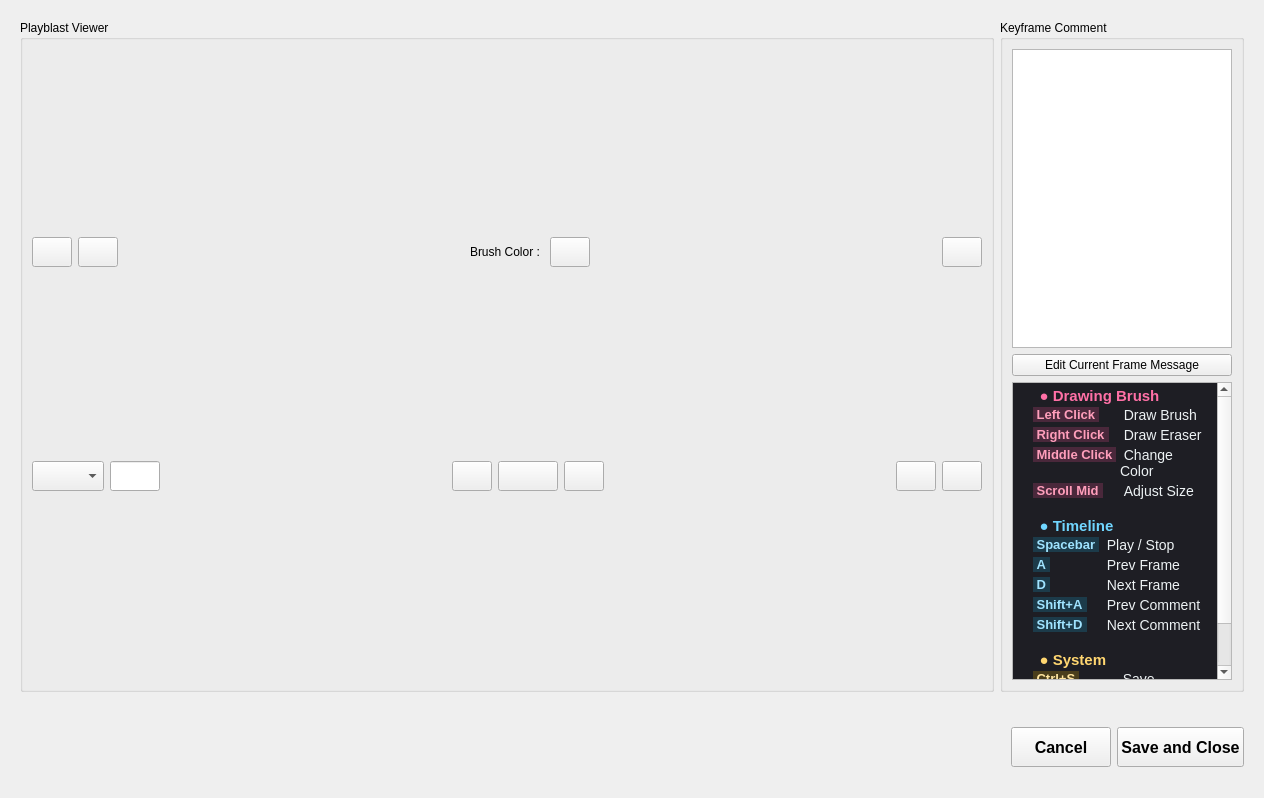
Qt form interface/CommentEditor.ui (tonmaiart/UkoreShot) before a commit.
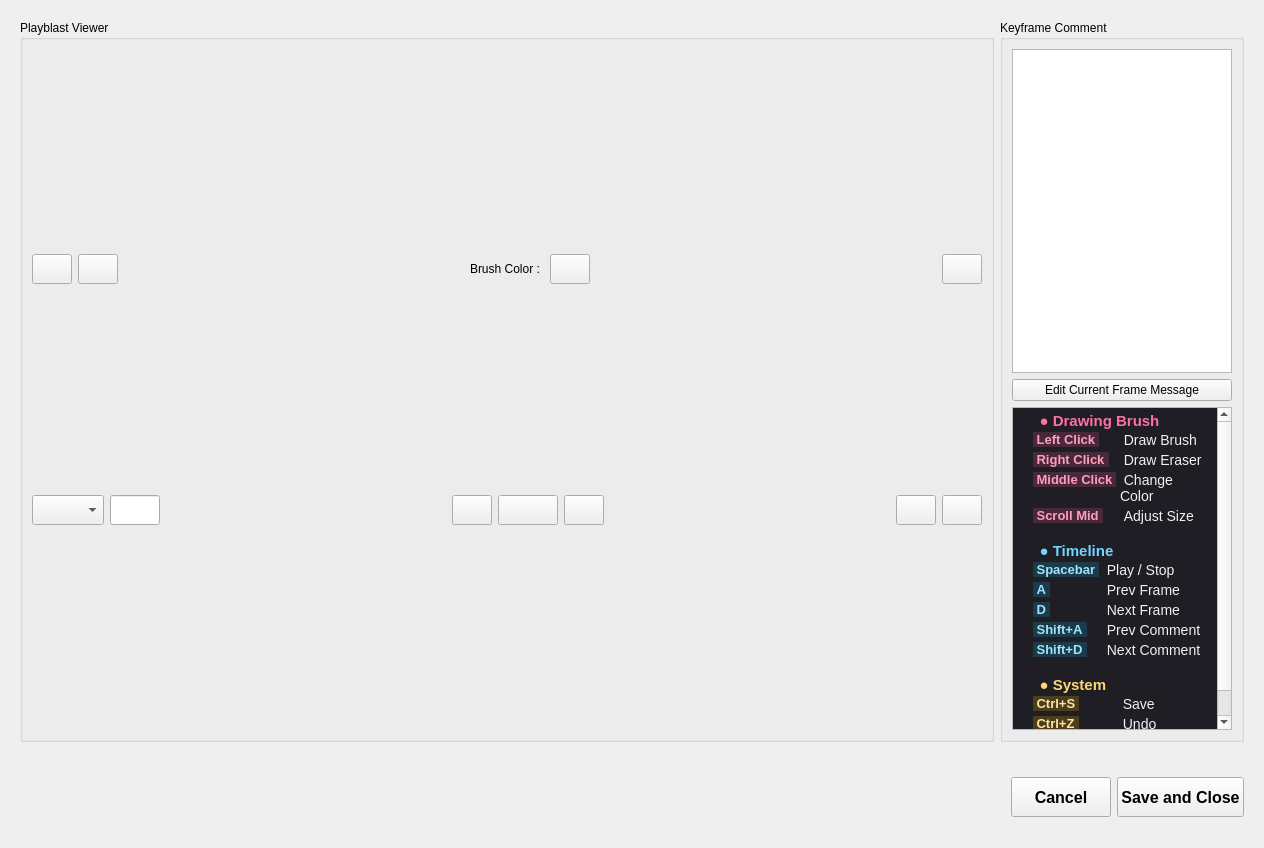
The same form after that commit.

```diff
--- a/interface/CommentEditor.ui
+++ b/interface/CommentEditor.ui
@@ -7,7 +7,7 @@
     <x>0</x>
     <y>0</y>
     <width>1264</width>
-    <height>798</height>
+    <height>848</height>
    </rect>
   </property>
   <property name="windowTitle">
```
